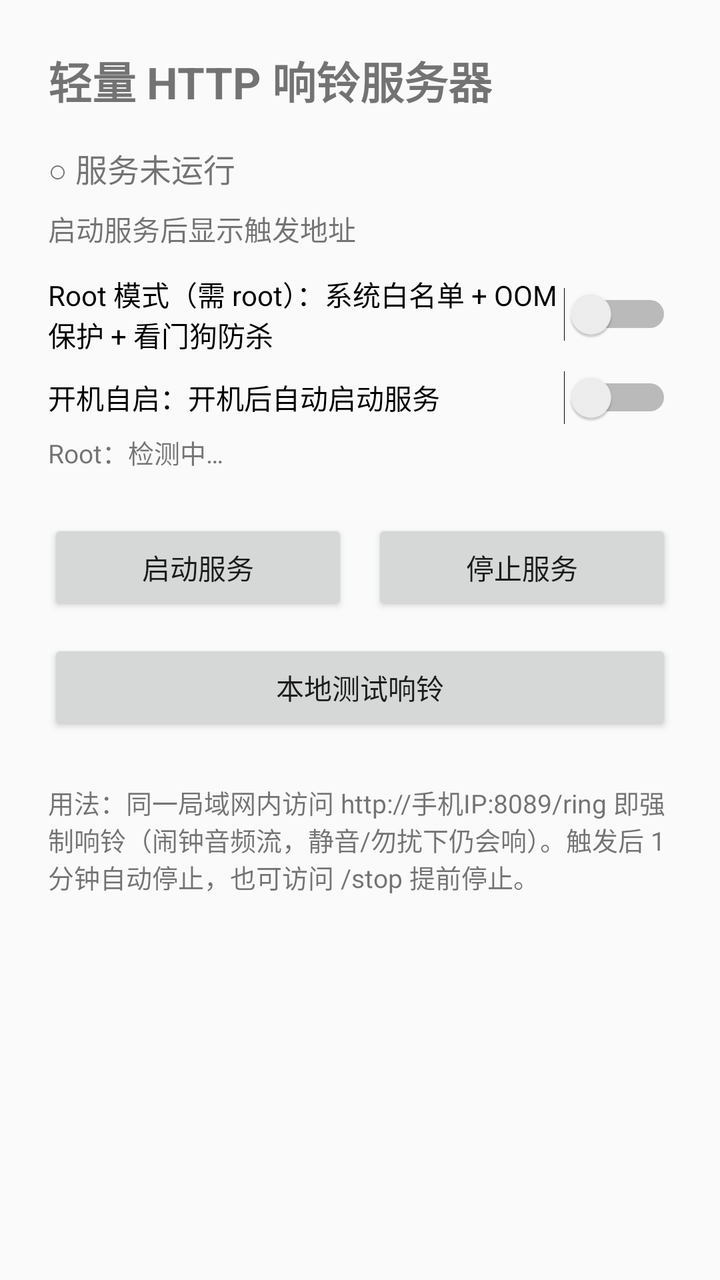
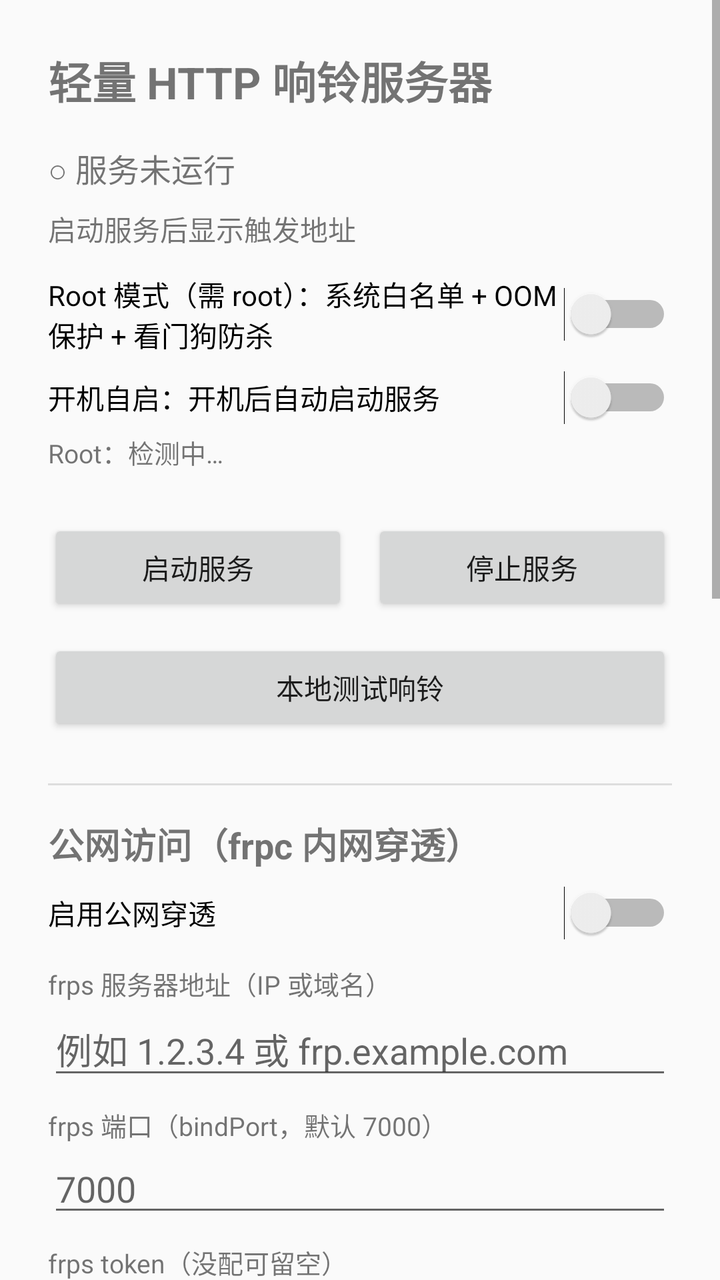

The first picture is an Android layout as it rendered before a commit; the second is the same layout after the commit. The layout source and the unified diff follow.
<!-- AndroidManifest.xml: application theme android:Theme.Material.Light.DarkActionBar -->
<!-- res/layout/activity_main.xml -->
<?xml version="1.0" encoding="utf-8"?>
<ScrollView xmlns:android="http://schemas.android.com/apk/res/android"
    android:layout_width="match_parent"
    android:layout_height="match_parent">

    <LinearLayout
        android:layout_width="match_parent"
        android:layout_height="wrap_content"
        android:orientation="vertical"
        android:padding="24dp">

        <TextView
            android:layout_width="wrap_content"
            android:layout_height="wrap_content"
            android:text="轻量 HTTP 响铃服务器"
            android:textSize="22sp"
            android:textStyle="bold" />

        <TextView
            android:id="@+id/statusText"
            android:layout_width="wrap_content"
            android:layout_height="wrap_content"
            android:layout_marginTop="16dp"
            android:text="○ 服务未运行"
            android:textSize="16sp" />

        <TextView
            android:id="@+id/urlText"
            android:layout_width="match_parent"
            android:layout_height="wrap_content"
            android:layout_marginTop="8dp"
            android:text="启动服务后显示触发地址"
            android:textSize="14sp" />

        <Switch
            android:id="@+id/rootSwitch"
            android:layout_width="match_parent"
            android:layout_height="wrap_content"
            android:layout_marginTop="12dp"
            android:text="Root 模式（需 root）：系统白名单 + OOM 保护 + 看门狗防杀" />

        <Switch
            android:id="@+id/bootSwitch"
            android:layout_width="match_parent"
            android:layout_height="wrap_content"
            android:layout_marginTop="8dp"
            android:text="开机自启：开机后自动启动服务" />

        <TextView
            android:id="@+id/rootStatusText"
            android:layout_width="match_parent"
            android:layout_height="wrap_content"
            android:layout_marginTop="4dp"
            android:text="Root：检测中…"
            android:textSize="13sp" />

        <LinearLayout
            android:layout_width="match_parent"
            android:layout_height="wrap_content"
            android:layout_marginTop="24dp"
            android:orientation="horizontal">

            <Button
                android:id="@+id/startButton"
                android:layout_width="0dp"
                android:layout_height="wrap_content"
                android:layout_weight="1"
                android:text="启动服务" />

            <Button
                android:id="@+id/stopButton"
                android:layout_width="0dp"
                android:layout_height="wrap_content"
                android:layout_marginStart="12dp"
                android:layout_weight="1"
                android:text="停止服务" />
        </LinearLayout>

        <Button
            android:id="@+id/testButton"
            android:layout_width="match_parent"
            android:layout_height="wrap_content"
            android:layout_marginTop="12dp"
            android:text="本地测试响铃" />

        <TextView
            android:layout_width="match_parent"
            android:layout_height="wrap_content"
            android:layout_marginTop="24dp"
            android:text="用法：同一局域网内访问 http://手机IP:8089/ring 即强制响铃（闹钟音频流，静音/勿扰下仍会响）。触发后 1 分钟自动停止，也可访问 /stop 提前停止。"
            android:textSize="13sp" />
    </LinearLayout>
</ScrollView>
<!-- resources referenced by this layout -->
<resources>

</resources>

<!-- the commit's change to res/layout/activity_main.xml (unified diff, before → after) -->
@@ -83,11 +83,166 @@
             android:layout_marginTop="12dp"
             android:text="本地测试响铃" />
 
+        
+
+        <View
+            android:layout_width="match_parent"
+            android:layout_height="1dp"
+            android:layout_marginTop="24dp"
+            android:background="#DDDDDD" />
+
+        <TextView
+            android:layout_width="wrap_content"
+            android:layout_height="wrap_content"
+            android:layout_marginTop="16dp"
+            android:text="公网访问（frpc 内网穿透）"
+            android:textSize="18sp"
+            android:textStyle="bold" />
+
+        <Switch
+            android:id="@+id/frpcSwitch"
+            android:layout_width="match_parent"
+            android:layout_height="wrap_content"
+            android:layout_marginTop="8dp"
+            android:text="启用公网穿透" />
+
+        <TextView
+            android:layout_width="match_parent"
+            android:layout_height="wrap_content"
+            android:layout_marginTop="12dp"
+            android:text="frps 服务器地址（IP 或域名）"
+            android:textSize="13sp" />
+
+        <EditText
+            android:id="@+id/frpcAddrEdit"
+            android:layout_width="match_parent"
+            android:layout_height="wrap_content"
+            android:hint="例如 1.2.3.4 或 frp.example.com"
+            android:inputType="textUri"
+            android:maxLines="1" />
+
+        <TextView
+            android:layout_width="match_parent"
+            android:layout_height="wrap_content"
+            android:layout_marginTop="8dp"
+            android:text="frps 端口（bindPort，默认 7000）"
+            android:textSize="13sp" />
+
+        <EditText
+            android:id="@+id/frpcPortEdit"
+            android:layout_width="match_parent"
+            android:layout_height="wrap_content"
+            android:hint="7000"
+            android:inputType="number"
+            android:maxLines="1" />
+
+        <TextView
+            android:layout_width="match_parent"
+            android:layout_height="wrap_content"
+            android:layout_marginTop="8dp"
+            android:text="frps token（没配可留空）"
+            android:textSize="13sp" />
+
+        <EditText
+            android:id="@+id/frpcTokenEdit"
+            android:layout_width="match_parent"
+            android:layout_height="wrap_content"
+            android:hint="auth.token"
+            android:inputType="text"
+            android:maxLines="1" />
+
+        <TextView
+            android:layout_width="match_parent"
+            android:layout_height="wrap_content"
+            android:layout_marginTop="8dp"
+            android:text="公网远程端口（frps 上对外开放的端口，如 18089）"
+            android:textSize="13sp" />
+
+        <EditText
+            android:id="@+id/frpcRemotePortEdit"
+            android:layout_width="match_parent"
+            android:layout_height="wrap_content"
+            android:hint="18089"
+            android:inputType="number"
+            android:maxLines="1" />
+
+        
+
+        <TextView
+            android:layout_width="wrap_content"
+            android:layout_height="wrap_content"
+            android:layout_marginTop="20dp"
+            android:text="访问密钥（建议设置）"
+            android:textSize="18sp"
+            android:textStyle="bold" />
+
+        <TextView
+            android:layout_width="match_parent"
+            android:layout_height="wrap_content"
+            android:layout_marginTop="4dp"
+            android:text="填了就要求 /ring 与 /stop 带 key 参数；留空则不校验（局域网自用可留空）"
+            android:textSize="12sp" />
+
+        <EditText
+            android:id="@+id/ringKeyEdit"
+            android:layout_width="match_parent"
+            android:layout_height="wrap_content"
+            android:layout_marginTop="4dp"
+            android:hint="留空 = 不鉴权"
+            android:inputType="text"
+            android:maxLines="1" />
+
+        <TextView
+            android:layout_width="match_parent"
+            android:layout_height="wrap_content"
+            android:layout_marginTop="8dp"
+            android:text="公网触发地址形如：http://服务器IP:远程端口/ring?key=你的密钥"
+            android:textSize="12sp" />
+
+        <Button
+            android:id="@+id/frpcApplyButton"
+            android:layout_width="match_parent"
+            android:layout_height="wrap_content"
+            android:layout_marginTop="16dp"
+            android:text="保存并应用" />
+
+        <TextView
+            android:id="@+id/frpcStatusText"
+            android:layout_width="match_parent"
+            android:layout_height="wrap_content"
+            android:layout_marginTop="8dp"
+            android:text="frpc：未启用"
+            android:textSize="13sp" />
+
+        <ScrollView
+            android:id="@+id/frpcLogScroll"
+            android:layout_width="match_parent"
+            android:layout_height="180dp"
+            android:layout_marginTop="4dp"
+            android:background="#11000000"
+            android:padding="6dp">
+
+            <TextView
+                android:id="@+id/frpcLogText"
+                android:layout_width="match_parent"
+                android:layout_height="wrap_content"
+                android:text="（frpc 日志）"
+                android:textSize="10sp"
+                android:typeface="monospace" />
+        </ScrollView>
+
         <TextView
             android:layout_width="match_parent"
             android:layout_height="wrap_content"
             android:layout_marginTop="24dp"
             android:text="用法：同一局域网内访问 http://手机IP:8089/ring 即强制响铃（闹钟音频流，静音/勿扰下仍会响）。触发后 1 分钟自动停止，也可访问 /stop 提前停止。"
             android:textSize="13sp" />
+
+        <TextView
+            android:layout_width="match_parent"
+            android:layout_height="wrap_content"
+            android:layout_marginTop="8dp"
+            android:text="公网访问：需自备 frps 服务器，本应用内置 frpc（arm64）。启用后公网地址为 http://frps地址:远程端口/ring"
+            android:textSize="13sp" />
     </LinearLayout>
 </ScrollView>
